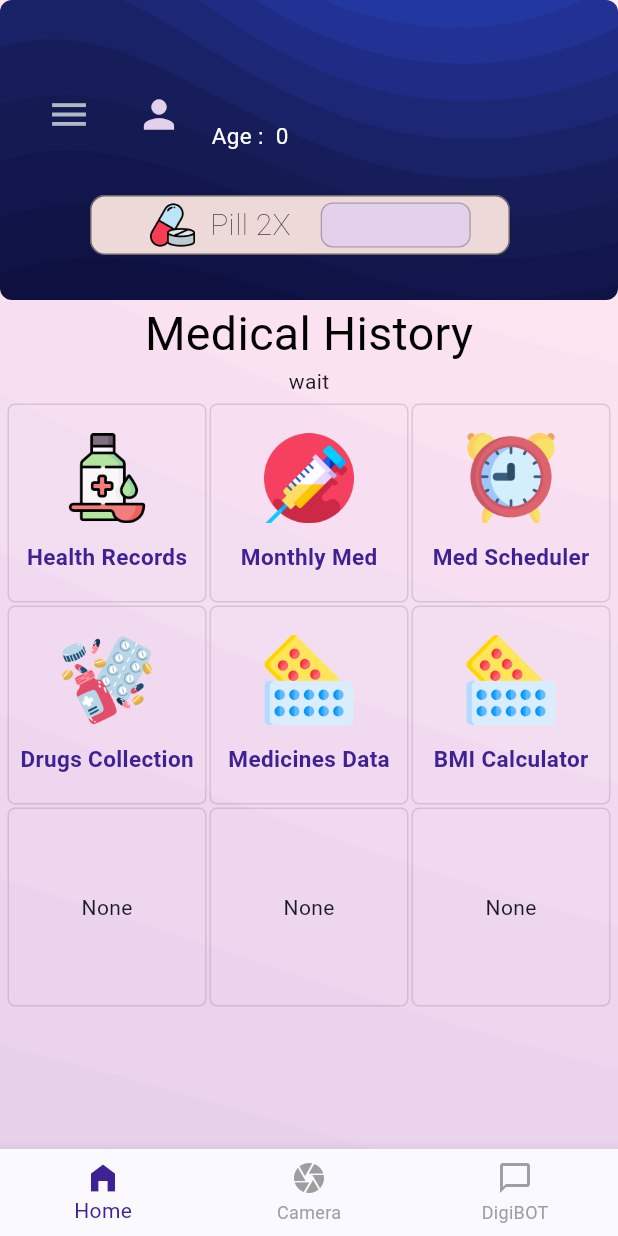
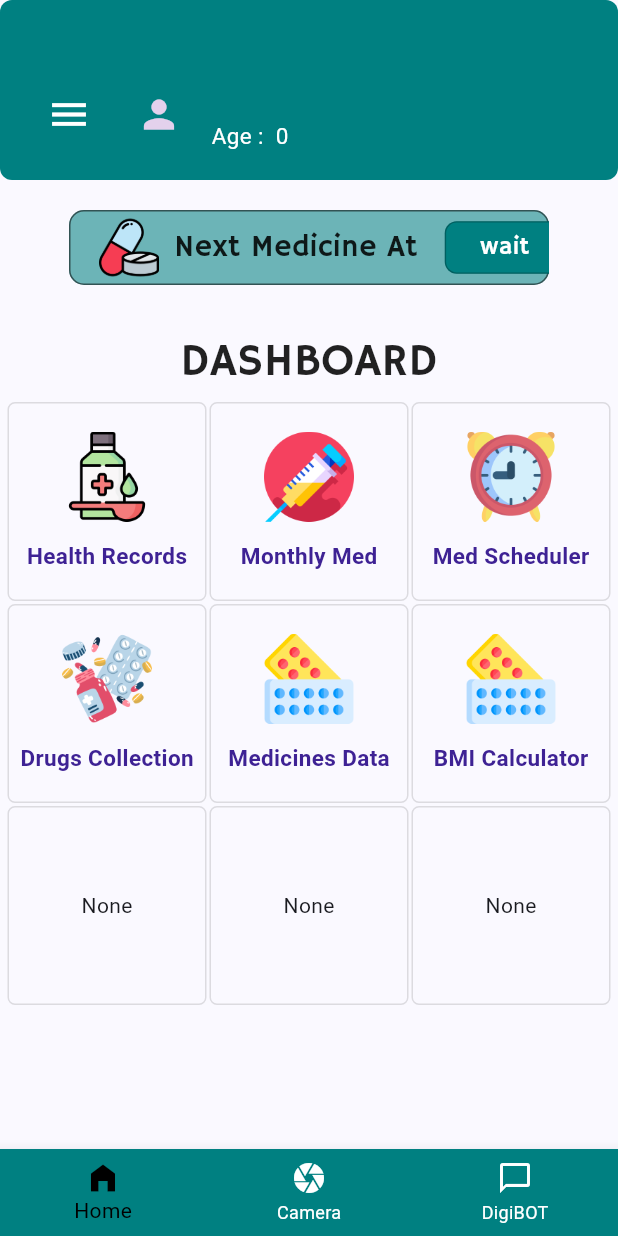
Before and after one commit to sabsar42/digital_pharmacist_v2, a Flutter app: the DashboardScreen screen opened directly, on a phone screen of 412 x 824 dp. Run offline on Flutter 3.47's test engine with Material 3 defaults, Android fonts, the phone set to English and light mode, and no system bars; our stand-ins replace camera, carousel_slider, cloud_firestore, csv, curved_navigation_bar, date_format and 22 more; missing offline and left inert: animated_weight_picker, google_mlkit_text_recognition, syncfusion_flutter_pdfviewer, transformable_list_view; accounts and stored records are empty.

Commit message:
Dashboard?

```diff
--- a/lib/Scheduler/Screen/SchedulerSettingsScreen.dart
+++ b/lib/Scheduler/Screen/SchedulerSettingsScreen.dart
@@ -300,7 +300,7 @@ class _SchedulerSettingsScreenState extends State<SchedulerSettingsScreen> {
                   height: 2,
                 ),
                 Container(
-                  height: 130,
+                  height: 150,
                   child: ListView.builder(
                       itemCount: 5,
                       scrollDirection: Axis.horizontal,
@@ -504,6 +504,7 @@ class _SchedulerSettingsScreenState extends State<SchedulerSettingsScreen> {
                               '30',
                               '40',
                               '60',
+                              '90'
                             ],
                             initialValue: '3',
                             onChanged: (value) {
@@ -582,7 +583,7 @@ class _SchedulerSettingsScreenState extends State<SchedulerSettingsScreen> {
                   ],
                 ),
                 SizedBox(
-                  height: 30,
+                  height: 20,
                 ),
                 Center(
                   child: SizedBox(
--- a/lib/dasboard/dashboard.dart
+++ b/lib/dasboard/dashboard.dart
@@ -2,6 +2,7 @@ import 'package:cloud_firestore/cloud_firestore.dart';
 import 'package:digi_pharma_app_test/BMI-calculator/bmi_screens/input_page.dart';
 import 'package:digi_pharma_app_test/common_background.dart';
 import 'package:digi_pharma_app_test/rapidAPI/medicine_info_screen.dart';
+import 'package:digi_pharma_app_test/style.dart';
 import 'package:firebase_auth/firebase_auth.dart';
 import 'package:flutter/material.dart';
 import '../Camera Scanner/camera_screen.dart';
@@ -25,10 +26,9 @@ class _DashboardScreenState extends State<DashboardScreen> {
   Map<String, dynamic> userInfo = {};
   int _selectedIndex = 0;
   late User currentUser;
-  List<int> sortedList=[];
+  List<int> sortedList = [];
   late int upcomingMedicine;
-  String upcomingMedicineAmPm='No medicine';
-
+  String upcomingMedicineAmPm = 'No medicine';
 
   @override
   void initState() {
@@ -36,8 +36,8 @@ class _DashboardScreenState extends State<DashboardScreen> {
     getCurrentUser();
     getAllListofTimes();
     loadUserInfo();
+  }
 
-  }
   Future<void> getCurrentUser() async {
     User? user = FirebaseAuth.instance.currentUser;
     if (user != null) {
@@ -46,6 +46,7 @@ class _DashboardScreenState extends State<DashboardScreen> {
       });
     }
   }
+
   Future<void> loadUserInfo() async {
     String userID = user.uid;
     userInfo = await getUserInfo(userID);
@@ -65,7 +66,6 @@ class _DashboardScreenState extends State<DashboardScreen> {
 
   Future<List<List<int>>> getAllListofTimes() async {
     try {
-
       String userId = currentUser.uid;
       print(userId);
       var result = await FirebaseFirestore.instance
@@ -93,7 +93,6 @@ class _DashboardScreenState extends State<DashboardScreen> {
       for (int time in upcomingTimes) {
         print('Upcoming Time: $time');
       }
-
 
       return allListofTimes;
     } catch (error) {
@@ -133,7 +132,6 @@ class _DashboardScreenState extends State<DashboardScreen> {
         int indays = difference.inDays;
         String formattedDateTime = indays.toString();
 
-
         records.add({
           'documentID': document.id,
           'medicineName': medicineName,
@@ -153,6 +151,7 @@ class _DashboardScreenState extends State<DashboardScreen> {
       return [];
     }
   }
+
   String formatTime(int time) {
     int formattedTime = time % 12;
     if (formattedTime == 0) {
@@ -172,25 +171,19 @@ class _DashboardScreenState extends State<DashboardScreen> {
     for (int time in times) {
       int hour = time;
 
-      if (hour > currentHour ) {
-        if(currentHour>12) {
-
+      if (hour > currentHour) {
+        if (currentHour > 12) {
           upcomingTimes.add(time);
-
-        }
-        else {upcomingTimes.add(time);
-
+        } else {
+          upcomingTimes.add(time);
         }
       }
     }
 
     if (upcomingTimes.isEmpty) {
-
       for (int time in times) {
-
         if (time < currentHour) {
           upcomingTimes.add(time);
-
         }
       }
     }
@@ -198,66 +191,121 @@ class _DashboardScreenState extends State<DashboardScreen> {
     upcomingTimes.sort();
     upcomingMedicine = (upcomingTimes.isNotEmpty ? upcomingTimes.first : null)!;
 
-    upcomingMedicine=upcomingTimes[0];
+    upcomingMedicine = upcomingTimes[0];
 
-    if(upcomingMedicine>12 && upcomingMedicine!=24){
-
-      upcomingMedicine-=12;
-      upcomingMedicineAmPm= '${upcomingMedicine} PM';
+    if (upcomingMedicine > 12 && upcomingMedicine != 24) {
+      upcomingMedicine -= 12;
+      upcomingMedicineAmPm = '${upcomingMedicine} PM';
+    } else if (upcomingMedicine == 24) {
+      upcomingMedicineAmPm = '${upcomingMedicine - 12} AM';
+    } else {
+      upcomingMedicineAmPm = '${upcomingMedicine} AM';
     }
-    else if(upcomingMedicine==24){
-      upcomingMedicineAmPm ='${upcomingMedicine-12} AM';
-    }
-    else{
-      upcomingMedicineAmPm= '${upcomingMedicine} AM';
-    }
-
 
     return upcomingTimes;
   }
-
-
-
 
   @override
   Widget build(BuildContext context) {
     return Scaffold(
       drawer: CustomDrawer(),
-      body: CommonBackground(
-        child: Column(
+      body: Column(
         children: [
-            SizedBox(height: 200, child: DashboardAppbar()),
+          SizedBox(height: 120, child: DashboardAppbar()),
+          SizedBox(height: 20,),
+          Stack(
+            children: [
+              Container(
+                height: 50,
+                width: 320,
+                decoration: BoxDecoration(
+                    border: Border.all(color: Colors.black54, width: 1),
+                    color:  Color(0x91008081),
+                    borderRadius: BorderRadius.circular(10)),
+              ),
+              Positioned(
+                  bottom: 5,
+                  top: 5,
+                  left: 20,
+                  child: Row(
+                    children: [
+                      Container(
+                        width: 40,
+                        height: double.infinity,
+                        decoration: BoxDecoration(
+                          image: DecorationImage(
+                            image: AssetImage(
+                              'assets/images/dashboard_3.png',
+                            ),
+                            fit: BoxFit.contain,
+                          ),
+                        ),
+                      ),
+                      SizedBox(
+                        width: 10,
+                      ),
+                      Text(
+                        "Next Medicine At",
+                        style: siz20Black(),),
+                      SizedBox(
+                        width: 18,
+                      ),
+                      Stack(
+                        alignment: Alignment.center,
+                        children: [
+                          Container(
+                            width: 80,
+                            height: 35,
+                            child: Center(
+                              child: FutureBuilder(
+                                future: getAllListofTimes(),
+                                builder: (context, snapshot) {
+                                  if (snapshot.connectionState ==
+                                      ConnectionState.waiting) {
+                                    return CircularProgressIndicator();
+                                  } else if (snapshot.hasError) {
+                                    return Text('Error: ${snapshot.error}');
+                                  } else {
+                                    return Text(
+                                      sortedList.length > 1
+                                          ? upcomingMedicineAmPm
+                                          : 'wait',style: size16White(),
+                                    );
+                                  }
+                                },
+                              ),
+                            ),
+
+                            decoration: BoxDecoration(
+                              border: Border.all(
+                                  color: Colors.black26, width: 0.9),
+                              color:  Color(0xff008081),
+                              borderRadius: BorderRadius.circular(8),
+                            ),
+                          ),
+                          // Text(
+                          //   // timeWidget,
+                          //   style: TextStyle(
+                          //       fontSize: 18, fontWeight: FontWeight.w500),
+                          // )
+                        ],
+                      ),
+                    ],
+                  ))
+            ],
+          ),
+          SizedBox(height: 30,),
+          Text('DASHBOARD',style: size30Black(),),
           Container(
             //   margin: EdgeInsets.only(left: 20, top: 18,right: 20),
             child: Column(
               crossAxisAlignment: CrossAxisAlignment.center,
               mainAxisAlignment: MainAxisAlignment.center,
               children: [
-                  Text(
-                    "Medical History",
-                    style: TextStyle(fontSize: 31, color: Colors.black),
-                  ),
-
-                  FutureBuilder(
-                    future: getAllListofTimes(),
-                    builder: (context, snapshot) {
-                      if (snapshot.connectionState == ConnectionState.waiting) {
-
-                        return CircularProgressIndicator();
-                      } else if (snapshot.hasError) {
-
-                        return Text('Error: ${snapshot.error}');
-                      } else {
-
-                        return Text(
-                          sortedList.length > 1
-                              ? upcomingMedicineAmPm
-                              : 'wait',
-                        );
-                      }
-                    },
-                  ),
-
+                // Text(
+                //   "Medical History",
+                //   style: TextStyle(fontSize: 31, color: Colors.black),
+                // ),
 
                 Container(
                   margin: EdgeInsets.all(5),
@@ -494,7 +542,6 @@ class _DashboardScreenState extends State<DashboardScreen> {
           ),
         ],
       ),
-      ),
       bottomNavigationBar: BottomNavigationBar(
         currentIndex: _selectedIndex,
         onTap: (index) {
@@ -528,8 +575,9 @@ class _DashboardScreenState extends State<DashboardScreen> {
               );
           }
         },
-        selectedItemColor: Color.fromRGBO(62, 34, 148, 1.0),
-        unselectedItemColor: Colors.grey,
+        backgroundColor:   Color(0xff008081),
+        selectedItemColor: Colors.black,
+        unselectedItemColor: Colors.white,
         showUnselectedLabels: true,
         items: const [
           BottomNavigationBarItem(icon: Icon(Icons.home_filled), label: 'Home'),
--- a/lib/dasboard/dashboard_appbar.dart
+++ b/lib/dasboard/dashboard_appbar.dart
@@ -68,7 +68,7 @@ class _DashboardAppbarState extends State<DashboardAppbar> {
                     child: Icon(
                       Icons.menu,
                       size: 30,
-                      color: Color.fromRGBO(175, 184, 196, 1.0),
+                      color: Colors.white,
                     ),
                   ),
                 ),
@@ -112,10 +112,7 @@ class _DashboardAppbarState extends State<DashboardAppbar> {
                       children: [
                         Text(
                           userInfo['full_name'] ?? 'Name not available',
-                          style: TextStyle(
-                            color: Colors.white,
-                            fontSize: 20.0,
-                          ),
+                          style:size20White(),
                         ),
                         Text(
                           'Age :  ${userInfo['age']}',
@@ -131,84 +128,85 @@ class _DashboardAppbarState extends State<DashboardAppbar> {
               ],
             ),
           ),
-          Positioned(
-            top: 130,
-            left: 60,
-            right: 49,
-            child: Stack(
-              children: [
-                Container(
-                  height: 40,
-                  width: 280,
-                  decoration: BoxDecoration(
-                      border: Border.all(color: Colors.black54, width: 1),
-                      color: Color.fromRGBO(238, 217, 217, 1.0),
-                      borderRadius: BorderRadius.circular(10)),
-                ),
-                Positioned(
-                    bottom: 5,
-                    top: 5,
-                    left: 40,
-                    child: Row(
-                      children: [
-                        Container(
-                          width: 30,
-                          height: double.infinity,
-                          decoration: BoxDecoration(
-                            image: DecorationImage(
-                              image: AssetImage(
-                                'assets/images/dashboard_3.png',
-                              ),
-                              fit: BoxFit.cover,
-                            ),
-                          ),
-                        ),
-                        SizedBox(
-                          width: 10,
-                        ),
-                        Text(
-                          "Pill 2X",
-                          style: TextStyle(
-                              fontSize: 20, fontWeight: FontWeight.w100),
-                        ),
-                        SizedBox(
-                          width: 20,
-                        ),
-                        Stack(
-                          alignment: Alignment.center,
-                          children: [
-                            Container(
-                              width: 100,
-                              height: 35,
-                              decoration: BoxDecoration(
-                                border: Border.all(
-                                    color: Colors.black26, width: 0.9),
-                                color: Color.fromRGBO(227, 209, 236, 1.0),
-                                borderRadius: BorderRadius.circular(8),
-                              ),
-                            ),
-                            // Text(
-                            //   // timeWidget,
-                            //   style: TextStyle(
-                            //       fontSize: 18, fontWeight: FontWeight.w500),
-                            // )
-                          ],
-                        ),
-                      ],
-                    ))
-              ],
-            ),
-          ),
+          // Positioned(
+          //   top: 130,
+          //   left: 60,
+          //   right: 49,
+          //   child: Stack(
+          //     children: [
+          //       Container(
+          //         height: 40,
+          //         width: 280,
+          //         decoration: BoxDecoration(
+          //             border: Border.all(color: Colors.black54, width: 1),
+          //             color: Color.fromRGBO(238, 217, 217, 1.0),
+          //             borderRadius: BorderRadius.circular(10)),
+          //       ),
+          //       Positioned(
+          //           bottom: 5,
+          //           top: 5,
+          //           left: 40,
+          //           child: Row(
+          //             children: [
+          //               Container(
+          //                 width: 30,
+          //                 height: double.infinity,
+          //                 decoration: BoxDecoration(
+          //                   image: DecorationImage(
+          //                     image: AssetImage(
+          //                       'assets/images/dashboard_3.png',
+          //                     ),
+          //                     fit: BoxFit.cover,
+          //                   ),
+          //                 ),
+          //               ),
+          //               SizedBox(
+          //                 width: 10,
+          //               ),
+          //               Text(
+          //                 "Pill 2X",
+          //                 style: TextStyle(
+          //                     fontSize: 20, fontWeight: FontWeight.w100),
+          //               ),
+          //               SizedBox(
+          //                 width: 20,
+          //               ),
+          //               Stack(
+          //                 alignment: Alignment.center,
+          //                 children: [
+          //                   Container(
+          //                     width: 100,
+          //                     height: 35,
+          //                     decoration: BoxDecoration(
+          //                       border: Border.all(
+          //                           color: Colors.black26, width: 0.9),
+          //                       color: Color.fromRGBO(227, 209, 236, 1.0),
+          //                       borderRadius: BorderRadius.circular(8),
+          //                     ),
+          //                   ),
+          //                   // Text(
+          //                   //   // timeWidget,
+          //                   //   style: TextStyle(
+          //                   //       fontSize: 18, fontWeight: FontWeight.w500),
+          //                   // )
+          //                 ],
+          //               ),
+          //             ],
+          //           ))
+          //     ],
+          //   ),
+          // ),
         ],
       ),
       decoration: BoxDecoration(
         borderRadius: BorderRadius.circular(8.0),
-        image: DecorationImage(
-          image: AssetImage(
-            "assets/images/dashboard_card.png", // Replace with the URL of your image
-          ),
-          fit: BoxFit.cover,
-        ),
+        color:   Color(0xff008081),
+        // image: DecorationImage(
+        //   image: AssetImage(
+        //     "assets/images/dashboard_card.png", // Replace with the URL of your image
+        //   ),
+        //   fit: BoxFit.cover,
+        // ),
       ),
     );
   }
--- a/lib/main.dart
+++ b/lib/main.dart
@@ -4,7 +4,6 @@ import 'app.dart';
 import 'package:firebase_core/firebase_core.dart';
 import 'package:flutter_gemini/flutter_gemini.dart';
 import 'package:firebase_messaging/firebase_messaging.dart';
-
 void main() async {
   Gemini.init(apiKey: GeminiKey, enableDebugging: true);
   WidgetsFlutterBinding.ensureInitialized();
```
Lines whose indentation alone changed are shown as unchanged.
